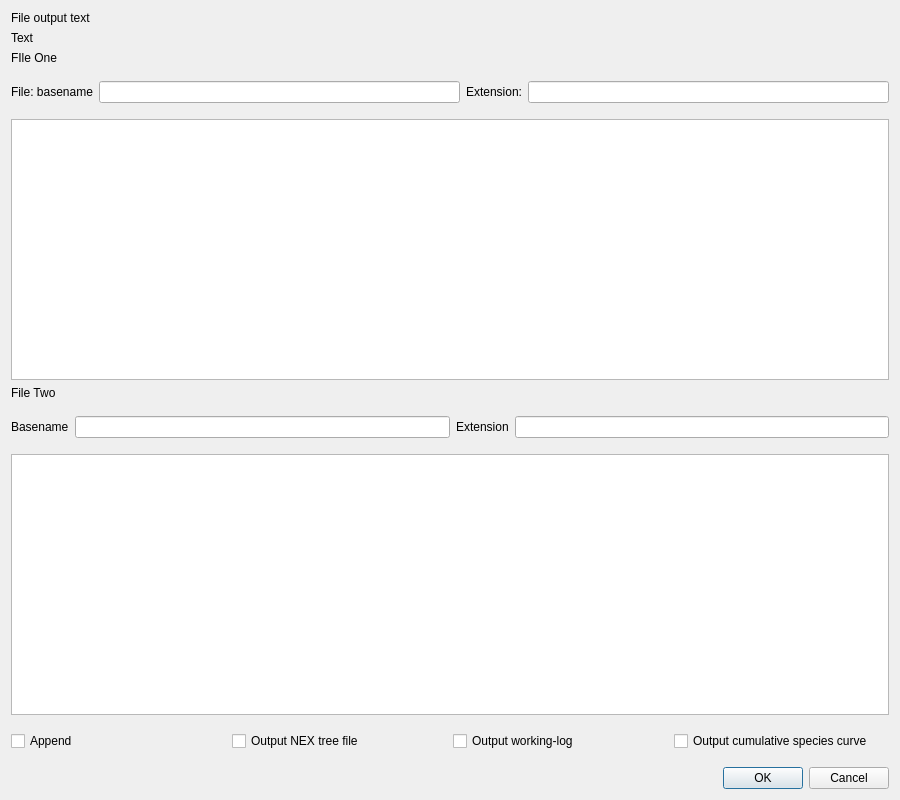
This is output.ui in palaeoware/trevosim as Qt 5 draws it before an edit. The edited form follows.
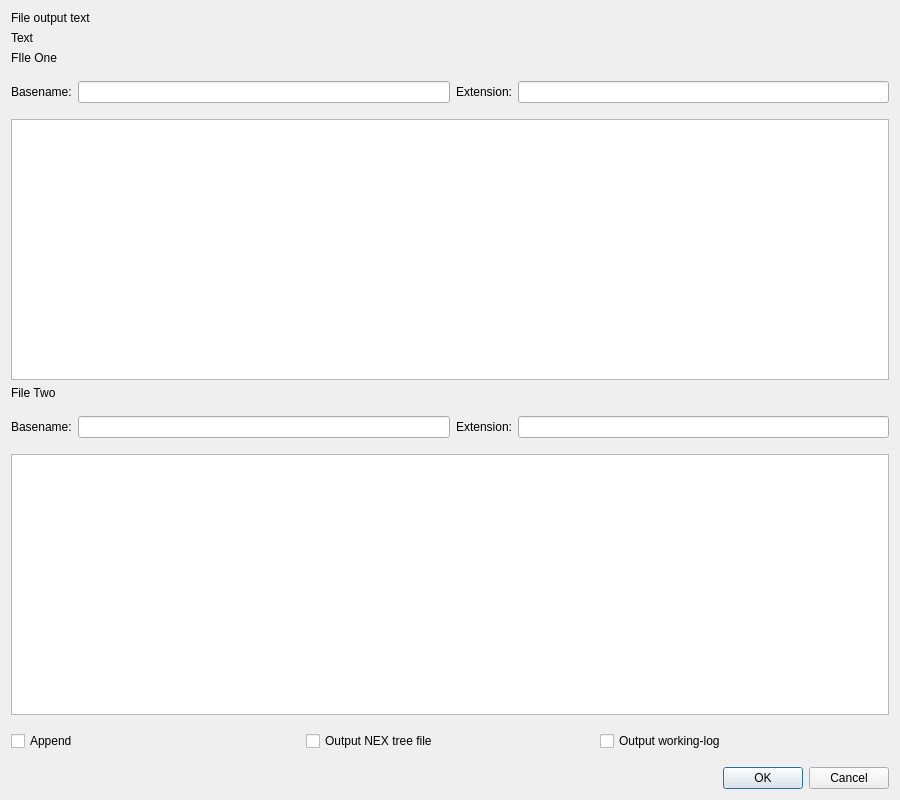
This is the edited form.

Commit message: Updated output GUI and readme

```diff
--- a/output.ui
+++ b/output.ui
@@ -64,7 +64,7 @@
      <item>
       <widget class="QLabel" name="label">
        <property name="text">
-        <string>File: basename</string>
+        <string>Basename:</string>
        </property>
       </widget>
      </item>
@@ -104,7 +104,7 @@
      <item>
       <widget class="QLabel" name="label_4">
        <property name="text">
-        <string>Basename</string>
+        <string>Basename:</string>
        </property>
       </widget>
      </item>
@@ -114,7 +114,7 @@
      <item>
       <widget class="QLabel" name="label_3">
        <property name="text">
-        <string>Extension</string>
+        <string>Extension:</string>
        </property>
       </widget>
      </item>
@@ -155,13 +155,6 @@
        </property>
       </widget>
      </item>
-     <item>
-      <widget class="QCheckBox" name="c_species_curve">
-       <property name="text">
-        <string>Output cumulative species curve</string>
-       </property>
-      </widget>
-     </item>
     </layout>
    </item>
    <item>
```
The commit also changes 1 other file.
